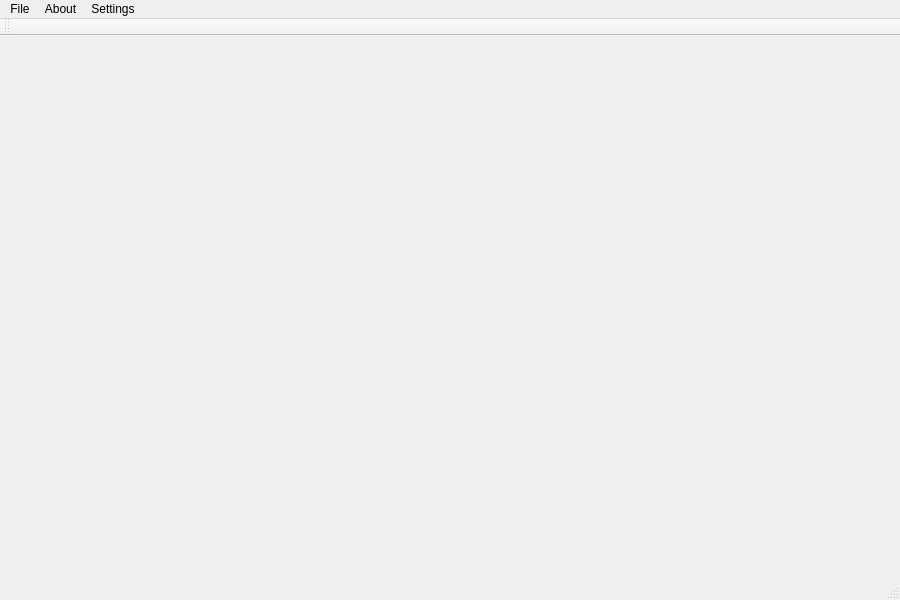
Old version of the form QuickManager/mainwindow.ui in the repository Vijay13/QuickManager.
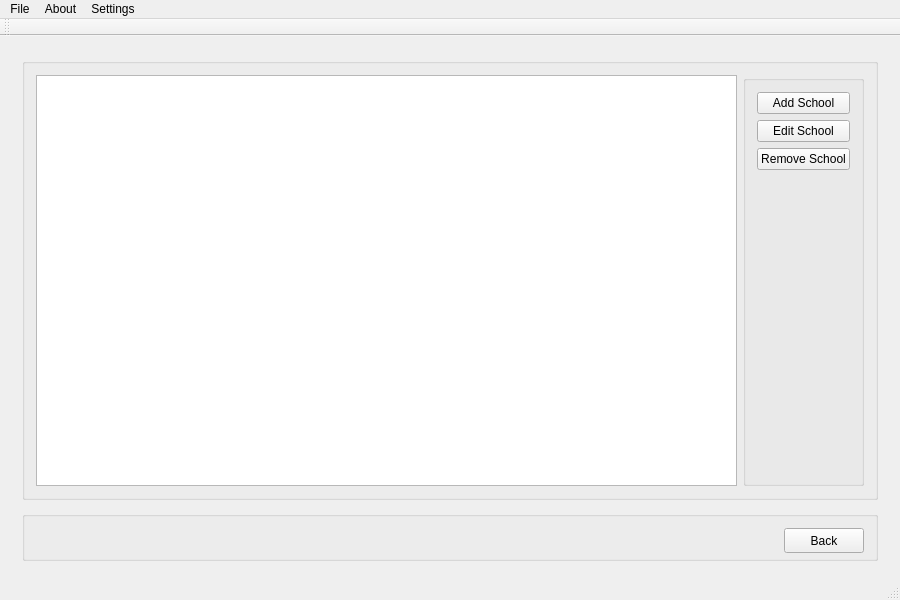
New version of the form.

```diff
--- a/QuickManager/mainwindow.ui
+++ b/QuickManager/mainwindow.ui
@@ -157,7 +157,124 @@
         </property>
        </widget>
       </widget>
-      <widget class="QWidget" name="SchoolsPage"/>
+      <widget class="QWidget" name="SchoolsManager">
+       <layout class="QVBoxLayout" name="verticalLayout_2">
+        <item>
+         <widget class="QGroupBox" name="groupBoxSchoolManagerMain">
+          <property name="title">
+           <string/>
+          </property>
+          <layout class="QHBoxLayout" name="horizontalLayout_4">
+           <item>
+            <widget class="QTableView" name="tableViewSchools"/>
+           </item>
+           <item>
+            <widget class="QGroupBox" name="groupBoxManager">
+             <property name="minimumSize">
+              <size>
+               <width>120</width>
+               <height>0</height>
+              </size>
+             </property>
+             <property name="maximumSize">
+              <size>
+               <width>16777215</width>
+               <height>16777215</height>
+              </size>
+             </property>
+             <property name="title">
+              <string/>
+             </property>
+             <layout class="QVBoxLayout" name="verticalLayout_3">
+              <item>
+               <widget class="QPushButton" name="pushButtonAddSchool">
+                <property name="text">
+                 <string>Add School</string>
+                </property>
+               </widget>
+              </item>
+              <item>
+               <widget class="QPushButton" name="pushButtonEditSchool">
+                <property name="text">
+                 <string>Edit School</string>
+                </property>
+               </widget>
+              </item>
+              <item>
+               <widget class="QPushButton" name="pushButtonRemoveSchool">
+                <property name="text">
+                 <string>Remove School</string>
+                </property>
+               </widget>
+              </item>
+              <item>
+               <spacer name="verticalSpacer">
+                <property name="orientation">
+                 <enum>Qt::Vertical</enum>
+                </property>
+                <property name="sizeHint" stdset="0">
+                 <size>
+                  <width>20</width>
+                  <height>40</height>
+                 </size>
+                </property>
+               </spacer>
+              </item>
+             </layout>
+            </widget>
+           </item>
+          </layout>
+         </widget>
+        </item>
+        <item>
+         <widget class="QGroupBox" name="groupBoxSchoolManagerControl">
+          <property name="minimumSize">
+           <size>
+            <width>0</width>
+            <height>50</height>
+           </size>
+          </property>
+          <property name="maximumSize">
+           <size>
+            <width>16777215</width>
+            <height>40</height>
+           </size>
+          </property>
+          <property name="title">
+           <string/>
+          </property>
+          <layout class="QHBoxLayout" name="horizontalLayout_5">
+           <item>
+            <spacer name="horizontalSpacer">
+             <property name="orientation">
+              <enum>Qt::Horizontal</enum>
+             </property>
+             <property name="sizeHint" stdset="0">
+              <size>
+               <width>40</width>
+               <height>20</height>
+              </size>
+             </property>
+            </spacer>
+           </item>
+           <item>
+            <widget class="QPushButton" name="pushButtonBack">
+             <property name="minimumSize">
+              <size>
+               <width>60</width>
+               <height>25</height>
+              </size>
+             </property>
+             <property name="text">
+              <string>Back</string>
+             </property>
+            </widget>
+           </item>
+          </layout>
+         </widget>
+        </item>
+       </layout>
+      </widget>
      </widget>
     </item>
    </layout>
```
Left out of the diff: 51 changed lines with no effect on the pictures.
